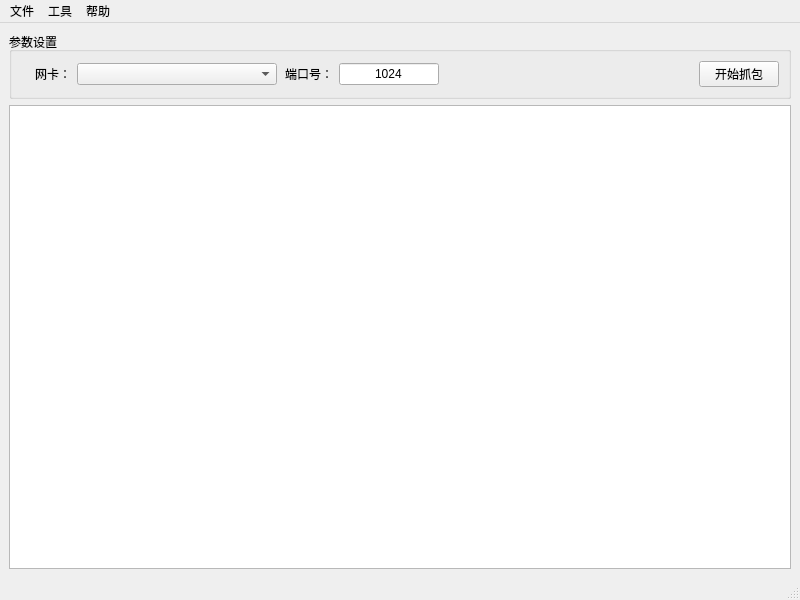
johMILES/Pcap, file Core/mainwindow.ui: the form before one commit.
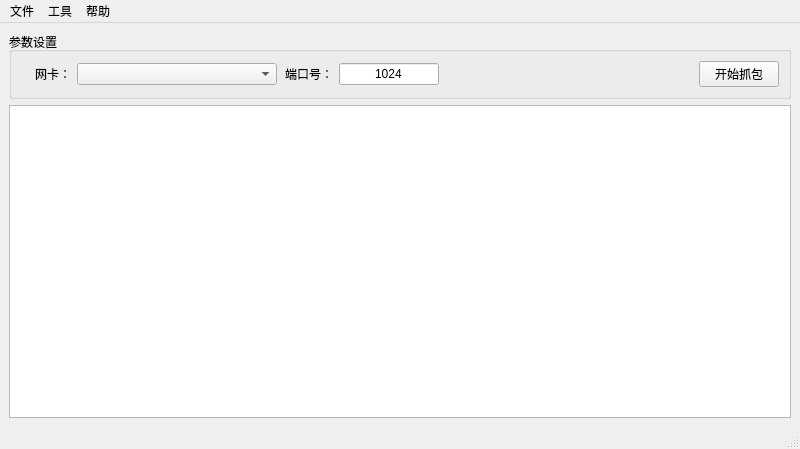
The form after the commit.

Diff of the .ui file:
```diff
--- a/Core/mainwindow.ui
+++ b/Core/mainwindow.ui
@@ -7,7 +7,7 @@
     <x>0</x>
     <y>0</y>
     <width>800</width>
-    <height>600</height>
+    <height>449</height>
    </rect>
   </property>
   <property name="windowTitle">
```
Left out of the diff: 2 changed lines with no effect on the pictures.
